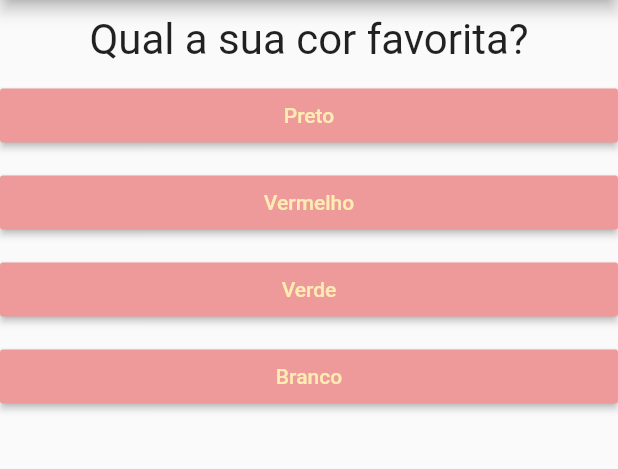
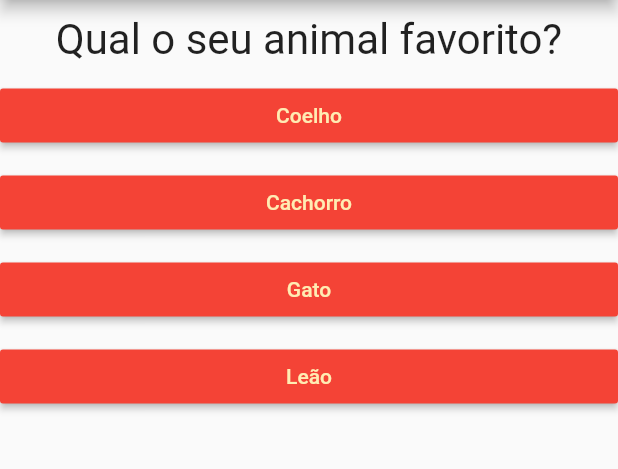
Before and after one commit to LucasWMedeiros/projeto_perguntas, a Flutter app: the screen it shows after launch, after a tap on "Preto", on a phone screen of 412 x 824 dp, the part 84-553 px from its top. Run offline on Flutter 3.47's test engine with Material 2 defaults, Android fonts, the phone set to English and light mode, and no system bars.

Commit message:
configurando componente respostas e criando componente resultado

```diff
--- a/projeto_perguntas/lib/main.dart
+++ b/projeto_perguntas/lib/main.dart
@@ -2,63 +2,61 @@ import 'package:flutter/cupertino.dart';
 import 'package:flutter/material.dart';
 import 'package:projeto_perguntas/questao.dart';
 import 'package:projeto_perguntas/respostas.dart';
+import 'package:projeto_perguntas/resultado.dart';
 
 main() {
   runApp(PerguntaApp());
 }
 
 class _perguntaAppState extends State<PerguntaApp> {
-
-  Widget build(BuildContext context) {
-
-    int _perguntaselecionada = 0;
+  int perguntaselecionada = 0;
+    final _perguntas = const [
+      {
+        'pergunta': 'Qual a sua cor favorita?',
+        'respostas': ['Preto', 'Vermelho', 'Verde', 'Branco']
+      },
+      {
+        'pergunta': 'Qual o seu animal favorito?',
+        'respostas': ['Coelho', 'Cachorro', 'Gato', 'Leão']
+      },
+      {
+        'pergunta': 'Qual seu heroi favorito?',
+        'respostas': ['Superman', 'Batman', 'Homem de Ferro', 'Homem Aranha']
+      }
+    ];
 
     void _responder() {
       setState(() {
-      _perguntaselecionada++;
+        perguntaselecionada++;
       });
     }
 
-    final _perguntas = [
-      {
-      'pergunta' : 'Qual a sua cor favorita?',
-      'respostas' : ['Preto', 'Vermelho', 'Verde', 'Branco']
-      },
-      {
-      'pergunta' : 'Qual o seu animal favorito?',
-      'respostas' : ['Coelho', 'Cachorro', 'Gato', 'Leão']
-      },
-      {
-        'pergunta' : 'Qual seu heroi favorito?',
-        'respostas' : ['Superman', 'Batman', 'Homem de Ferro', 'Homem Aranha']
-      }
-    ];
-
-    List<Widget> respostas = [];
-    for (String textoRespo in _perguntas[_perguntaselecionada].cast()['respostas']) {
-      respostas.add(Resposta(textoRespo, _responder));
+    bool get temPerguntaSelecionada {
+      return perguntaselecionada < _perguntas.length;
     }
+  Widget build(BuildContext context) {
 
 
-
+    List<String> respostas = temPerguntaSelecionada ?
+        _perguntas[perguntaselecionada].cast()['respostas'] : [];
 
     return MaterialApp(
       home: Scaffold(
         appBar: AppBar(
           title: Text('Perguntas'),
         ),
-        body: Column(
+        body: temPerguntaSelecionada ? Column(
           children: [
-            Questao(_perguntas[_perguntaselecionada]['pergunta'].toString()),
-           ...respostas,
+            Questao(_perguntas[perguntaselecionada]['pergunta'].toString()),
+            //preencherResposta(),
+            ...respostas.map((t) => Resposta(t, _responder)).toList(),
           ],
+        ) :  Resultado(),
         ),
-      ),
-    );
-  }
-
+      );
+}
 }
 
-class PerguntaApp extends StatefulWidget{
+class PerguntaApp extends StatefulWidget {
   _perguntaAppState createState() => _perguntaAppState();
 }
--- a/projeto_perguntas/lib/respostas.dart
+++ b/projeto_perguntas/lib/respostas.dart
@@ -15,7 +15,7 @@ class Resposta extends StatelessWidget {
       child: (
          RaisedButton(
            textColor: Colors.amber[100],
-           color: Colors.red[200],
+           color: Colors.red[500],
               child: Text(_texto),
               onPressed: _quandoSelecionado)),
             );
--- /dev/null
+++ b/projeto_perguntas/lib/resultado.dart
@@ -0,0 +1,14 @@
+import 'package:flutter/material.dart';
+
+class Resultado extends StatelessWidget {
+  @override
+  Widget build(BuildContext context) {
+    return Container(
+      child: Center(
+          child: Text(
+        'Parabens!!',
+        style: TextStyle(fontSize: 30),
+      )),
+    );
+  }
+}
```
